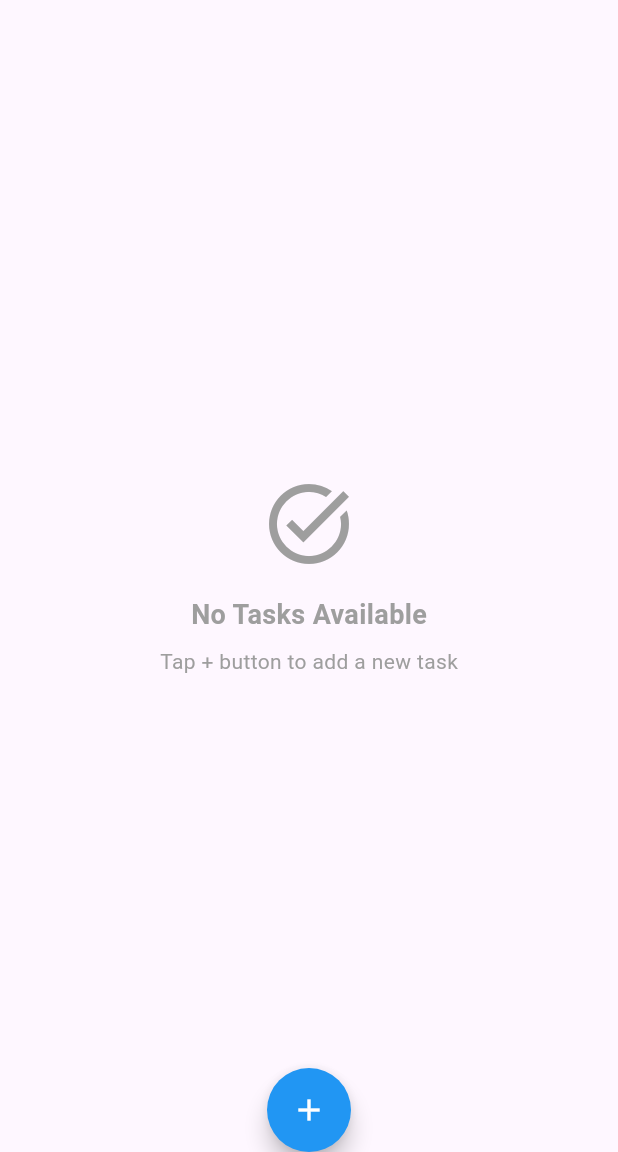
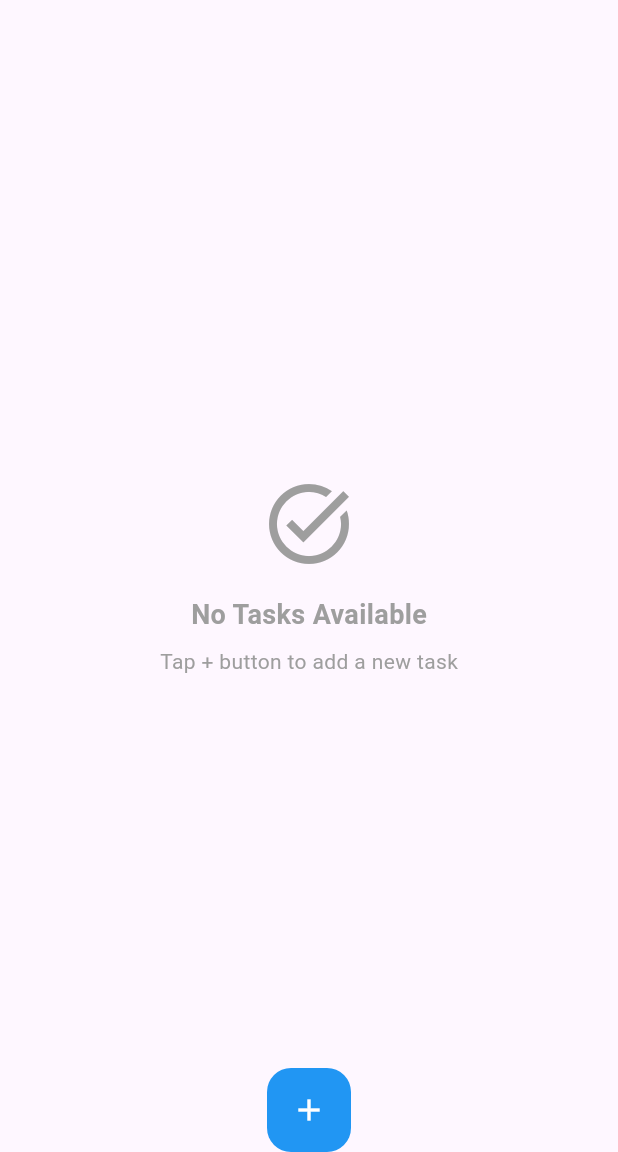
Before and after one commit to mosayyyed/railse-task-flutter, a Flutter app: the screen it shows after launch, on a phone screen of 412 x 824 dp, the part 84-1236 px from its top. Run offline on Flutter 3.47's test engine with Material 3 defaults, Android fonts, the phone set to English and light mode, and no system bars; our stand-ins replace flutter_bloc, freezed_annotation, get_it, hive, hive_flutter; accounts and stored records are empty.

Commit message:
feat: Enhance FloatingActionButton in add_task_fab.dart with tooltip and elevation

```diff
--- a/lib/presentation/widgets/add_task_fab.dart
+++ b/lib/presentation/widgets/add_task_fab.dart
@@ -7,8 +7,9 @@ class AddTaskFloatingActionButton extends StatelessWidget {
   @override
   Widget build(BuildContext context) {
     return FloatingActionButton(
-      shape: RoundedRectangleBorder(borderRadius: BorderRadius.circular(50)),
       onPressed: () => _onAddTaskPressed(context),
+      tooltip: 'Add Task',
+      elevation: 0,
       child: const Icon(Icons.add),
     );
   }
```
